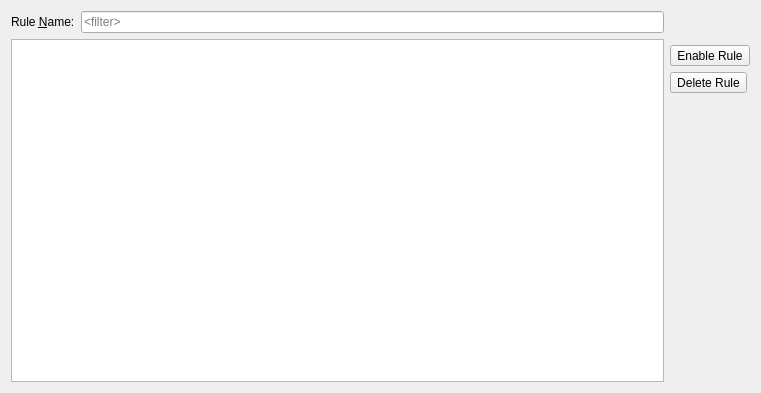
First picture: the form in MainWindow/RulesView.ui, repository towel42-com/RulesMaker, before the edit.
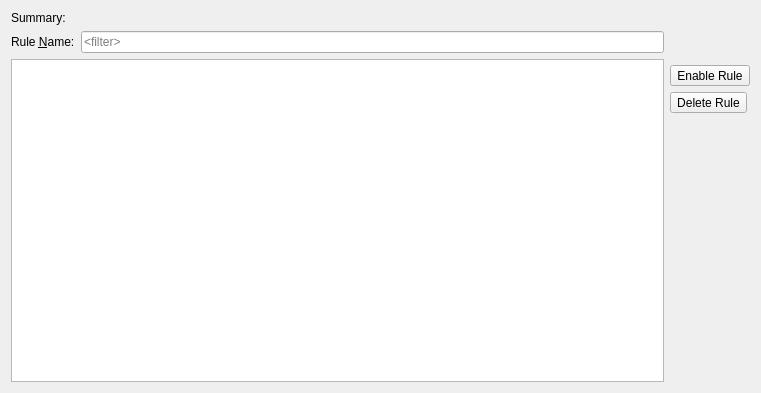
Second picture: the form after the edit. Icons and pictures are not drawn.

Commit message: Support for Sender as well as from filters

```diff
--- a/MainWindow/RulesView.ui
+++ b/MainWindow/RulesView.ui
@@ -14,17 +14,21 @@
    <string>Dialog</string>
   </property>
   <layout class="QGridLayout" name="gridLayout">
-   <item row="0" column="0" colspan="2">
-    <widget class="QLabel" name="label">
+   <item row="4" column="3">
+    <widget class="QToolButton" name="ruleEnabled">
      <property name="text">
-      <string>Rule &amp;Name:</string>
+      <string>Enable Rule</string>
      </property>
-     <property name="buddy">
-      <cstring>filter</cstring>
+     <property name="icon">
+      <iconset resource="MainWindow.qrc">
+       <normaloff>:/resources/enable.png</normaloff>:/resources/enable.png</iconset>
+     </property>
+     <property name="checkable">
+      <bool>true</bool>
      </property>
     </widget>
    </item>
-   <item row="6" column="3">
+   <item row="7" column="3">
     <spacer name="verticalSpacer">
      <property name="orientation">
       <enum>Qt::Vertical</enum>
@@ -37,14 +41,7 @@
      </property>
     </spacer>
    </item>
-   <item row="0" column="2">
-    <widget class="QLineEdit" name="filter">
-     <property name="placeholderText">
-      <string>&lt;filter&gt;</string>
-     </property>
-    </widget>
-   </item>
-   <item row="4" column="3">
+   <item row="5" column="3">
     <widget class="QToolButton" name="deleteRule">
      <property name="text">
       <string>Delete Rule</string>
@@ -55,21 +52,24 @@
      </property>
     </widget>
    </item>
-   <item row="3" column="3">
-    <widget class="QToolButton" name="ruleEnabled">
+   <item row="1" column="2">
+    <widget class="QLineEdit" name="filter">
+     <property name="placeholderText">
+      <string>&lt;filter&gt;</string>
+     </property>
+    </widget>
+   </item>
+   <item row="1" column="0" colspan="2">
+    <widget class="QLabel" name="label">
      <property name="text">
-      <string>Enable Rule</string>
+      <string>Rule &amp;Name:</string>
      </property>
-     <property name="icon">
-      <iconset resource="MainWindow.qrc">
-       <normaloff>:/resources/enable.png</normaloff>:/resources/enable.png</iconset>
-     </property>
-     <property name="checkable">
-      <bool>true</bool>
+     <property name="buddy">
+      <cstring>filter</cstring>
      </property>
     </widget>
    </item>
-   <item row="2" column="0" rowspan="5" colspan="3">
+   <item row="3" column="0" rowspan="5" colspan="3">
     <widget class="QTreeView" name="rules">
      <property name="editTriggers">
       <set>QAbstractItemView::NoEditTriggers</set>
@@ -82,6 +82,13 @@
      </property>
     </widget>
    </item>
+   <item row="0" column="0" colspan="4">
+    <widget class="QLabel" name="summary">
+     <property name="text">
+      <string>Summary:</string>
+     </property>
+    </widget>
+   </item>
   </layout>
  </widget>
  <tabstops>
```
The commit also changes 28 other files.
